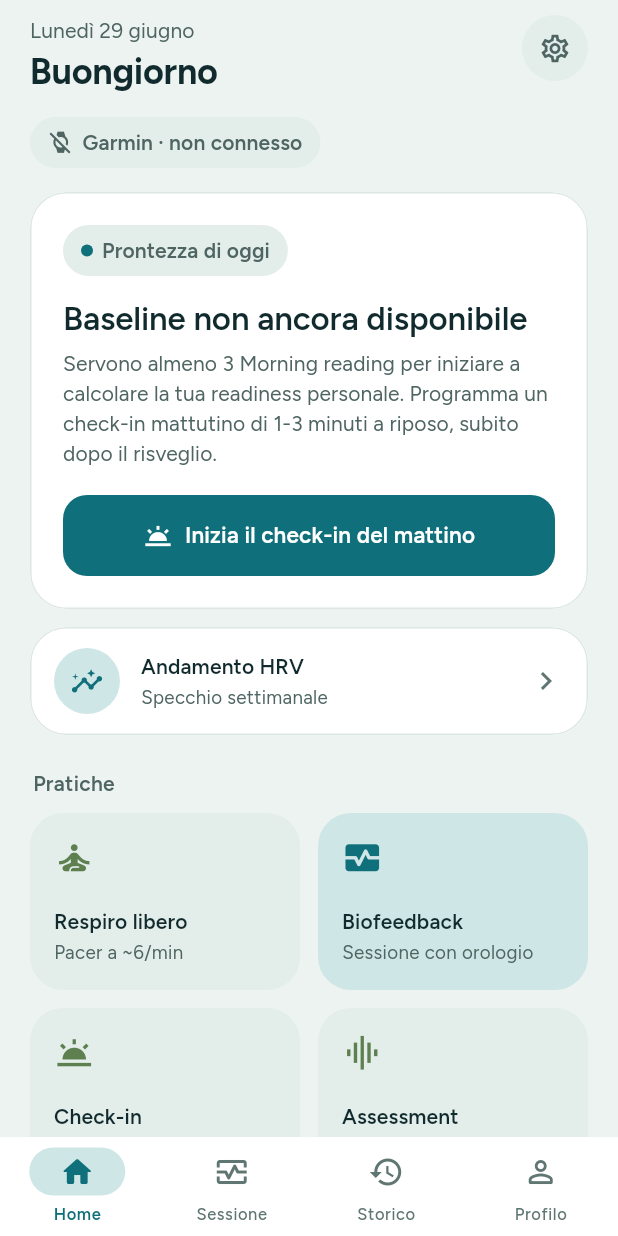
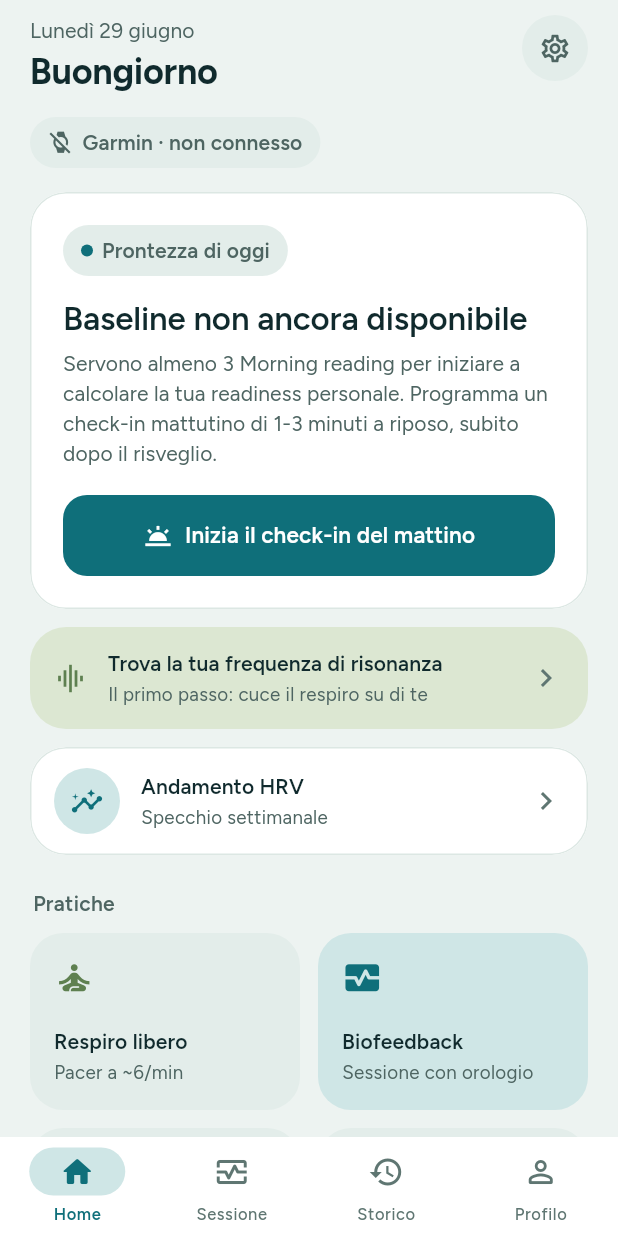
Before and after one commit to predamatteo/hrv_trainer, a Flutter app: the HomeScreen screen opened by its route, on a phone screen of 412 x 824 dp. Run offline on Flutter 3.47's test engine with Material 3 defaults, Android fonts, the phone set to English and light mode, and no system bars; our stand-ins replace file_picker, fl_chart, flutter_blue_plus, flutter_local_notifications, flutter_riverpod, flutter_timezone and 8 more; accounts and stored records are empty.

Commit message:
feat(home): nudge "trova la risonanza" finché manca (#9)
Rende esplicita la sequenza consigliata (RF -> respiro -> sessione) per chi
salta l'onboarding: una card-nudge in Home invita a fare l'assessment finché
non esiste una frequenza di risonanza salvata, poi sparisce da sé
(resonanceFoundProvider, autoDispose).

Co-Authored-By: Claude Opus 4.8 <noreply@anthropic.com>

```diff
--- a/hrv_trainer/lib/features/home/home_screen.dart
+++ b/hrv_trainer/lib/features/home/home_screen.dart
@@ -77,6 +77,13 @@ class HomeScreen extends ConsumerWidget {
                 ),
                 data: (r) => _ReadinessHero(readiness: r, doneToday: doneToday),
               ),
+              // Nudge sequenza (#9): finché non c'è una frequenza di risonanza,
+              // invita a trovarla (primo passo del percorso). Sparisce una volta
+              // fatta. Mostrato solo quando il provider ha risolto a `false`.
+              if (ref.watch(resonanceFoundProvider).valueOrNull == false) ...[
+                const SizedBox(height: 12),
+                const _ResonanceNudge(),
+              ],
               const SizedBox(height: 12),
               const _HrvTrendEntry(),
               const SizedBox(height: 22),
@@ -262,6 +269,43 @@ class _CtaSpec {
   const _CtaSpec(this.label, this.icon, this.route);
 }
 
+/// Nudge della sequenza consigliata (#9): invita a trovare la frequenza di
+/// risonanza come primo passo. Mostrato dalla Home solo finché non esiste un
+/// assessment (vedi `resonanceFoundProvider`).
+class _ResonanceNudge extends StatelessWidget {
+  const _ResonanceNudge();
+
+  @override
+  Widget build(BuildContext context) {
+    final t = context.tokens;
+    final text = Theme.of(context).textTheme;
+    return AppCard(
+      onTap: () => context.push('/assessment'),
+      color: t.accentTonal,
+      border: Colors.transparent,
+      padding: const EdgeInsets.symmetric(horizontal: 16, vertical: 14),
+      child: Row(
+        children: [
+          Icon(Icons.graphic_eq, size: 22, color: t.accent),
+          const SizedBox(width: 14),
+          Expanded(
+            child: Column(
+              crossAxisAlignment: CrossAxisAlignment.start,
+              children: [
+                Text('Trova la tua frequenza di risonanza', style: text.titleSmall),
+                const SizedBox(height: 2),
+                Text('Il primo passo: cuce il respiro su di te',
+                    style: text.bodySmall?.copyWith(color: t.dim)),
+              ],
+            ),
+          ),
+          Icon(Icons.chevron_right, color: t.faint),
+        ],
+      ),
+    );
+  }
+}
+
 /// Ingresso alla cronaca cronica `/hrv` ("specchio settimanale"): la storia
 /// lenta dei progressi, distinta dalla prontezza di oggi (`_ReadinessHero` →
 /// `/readiness`). Usa push come il gemello, così il back torna in Home.
--- a/hrv_trainer/lib/features/home/state/readiness_provider.dart
+++ b/hrv_trainer/lib/features/home/state/readiness_provider.dart
@@ -42,3 +42,13 @@ final morningCheckInDoneTodayProvider =
   );
   return todays.isNotEmpty;
 });
+
+/// `true` se è già stata trovata una frequenza di risonanza (almeno un
+/// assessment salvato). Guida il nudge "trova la tua risonanza" in home, che
+/// appare solo finché è `false` — rende esplicita la sequenza consigliata
+/// (RF → respiro quotidiano → sessione). autoDispose: si ricalcola rientrando
+/// in home, quindi il nudge sparisce da sé dopo un assessment.
+final resonanceFoundProvider = FutureProvider.autoDispose<bool>((ref) async {
+  final repo = ref.watch(sessionRepositoryProvider);
+  return (await repo.latestResonanceBpm()) != null;
+});
```
